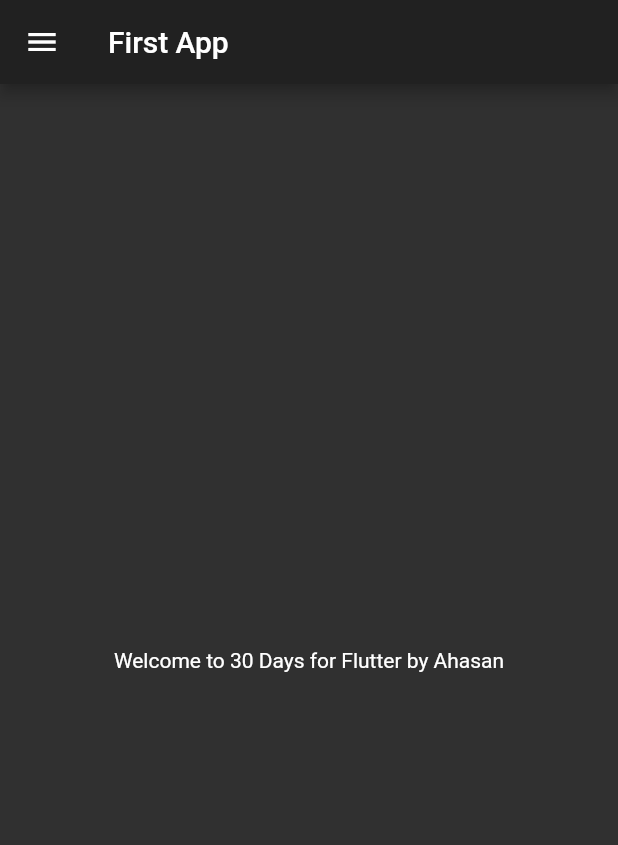
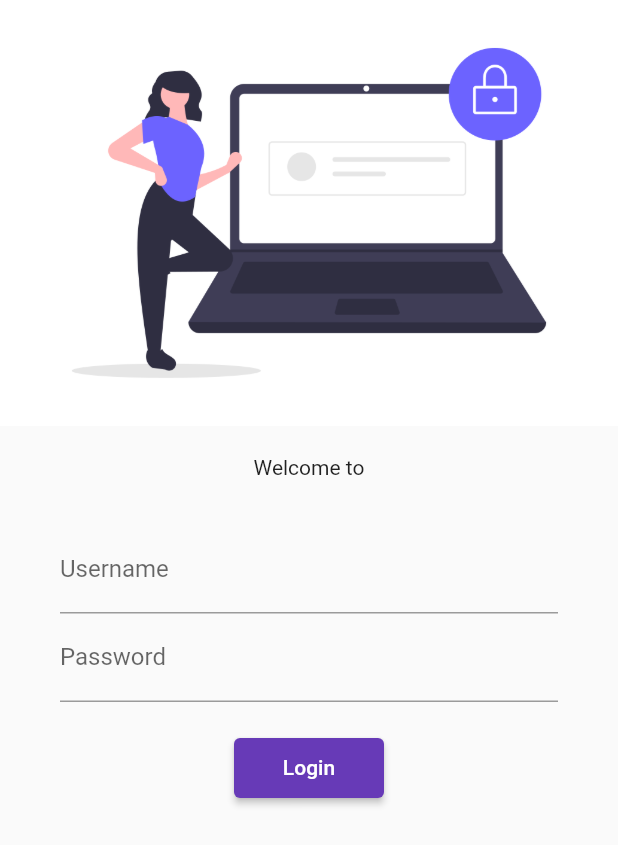
Before and after one commit to ekusheyit/30DaysOfFlutter, a Flutter app: the screen it shows after launch, on a phone screen of 412 x 824 dp. Shown: the top 845 px of the screen. Run offline on Flutter 3.47's test engine with Material 2 defaults, Android fonts, the phone set to English and light mode, and no system bars.

Commit message:
Day 5 Completed

```diff
--- a/lib/main.dart
+++ b/lib/main.dart
@@ -1,5 +1,6 @@
+import 'package:first_app/utils/routes.dart';
 import 'package:flutter/material.dart';
-
+import 'pages/login_page.dart';
 import 'pages/home_page.dart';
 
 void main() async {
@@ -12,20 +13,20 @@ void main() async {
 class HomePage extends StatelessWidget {
   @override
   Widget build(BuildContext context) {
-    bringVegetables(thaila: true, taka: 200);
     return MaterialApp(
-      home: HomePageContent(),
-      themeMode: ThemeMode.dark,
+      themeMode: ThemeMode.light,
       theme: ThemeData(
-        primarySwatch: Colors.yellow,
+        primarySwatch: Colors.deepPurple,
       ),
       darkTheme: ThemeData(
         brightness: Brightness.dark,
       ),
+      initialRoute: "/",
+      routes: {
+        "/": (context) => LoginPageContent(),
+        MyRoutes.homeRoute: (context) => HomePageContent(),
+        MyRoutes.loginRoute: (context) => HomePageContent()
+      },
     );
   }
 }
-
-bringVegetables({@required bool thaila, int taka = 100}) {
-//Content
-}
--- /dev/null
+++ b/lib/pages/login_page.dart
@@ -0,0 +1,54 @@
+import 'package:first_app/utils/routes.dart';
+import 'package:flutter/material.dart';
+
+class LoginPageContent extends StatelessWidget {
+  @override
+  Widget build(BuildContext context) {
+    return Material(
+      child: Column(
+        children: [
+          Image.asset(
+            'assets/images/login_image.png',
+            fit: BoxFit.cover,
+          ),
+          SizedBox(
+            height: 20.0,
+          ),
+          Text('Welcome to'),
+          SizedBox(
+            height: 20.0,
+          ),
+          Padding(
+            padding:
+                const EdgeInsets.symmetric(vertical: 10.0, horizontal: 40.0),
+            child: Column(
+              children: [
+                TextFormField(
+                  decoration: InputDecoration(
+                    labelText: 'Username',
+                  ),
+                ),
+                TextFormField(
+                  obscureText: true,
+                  decoration: InputDecoration(
+                    labelText: 'Password',
+                  ),
+                ),
+                SizedBox(
+                  height: 20.0,
+                ),
+                ElevatedButton(
+                  onPressed: () {
+                    Navigator.pushNamed(context, MyRoutes.homeRoute);
+                  },
+                  child: Text('Login'),
+                  style: TextButton.styleFrom(minimumSize: Size(100, 40)),
+                ),
+              ],
+            ),
+          )
+        ],
+      ),
+    );
+  }
+}
--- /dev/null
+++ b/lib/utils/routes.dart
@@ -0,0 +1,4 @@
+class MyRoutes {
+  static String loginRoute = "/login";
+  static String homeRoute = "/home";
+}
```
Also changed, not shown: pubspec.yaml (+5 -2 lines), assets/images/login_image.png (added).
